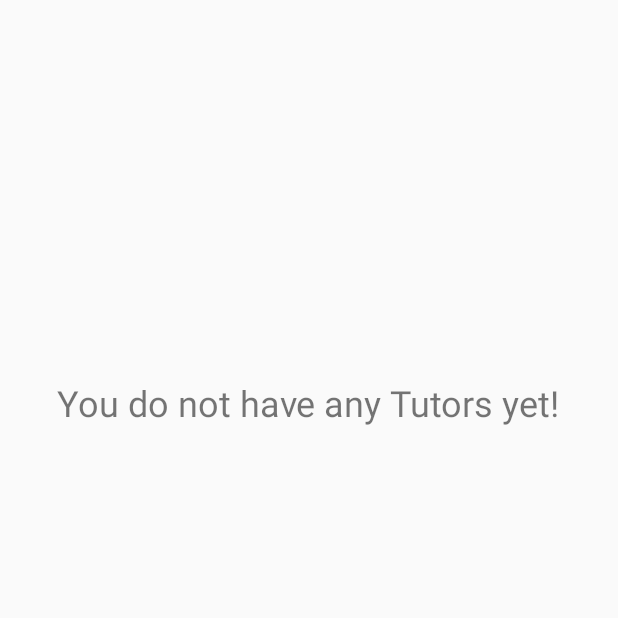
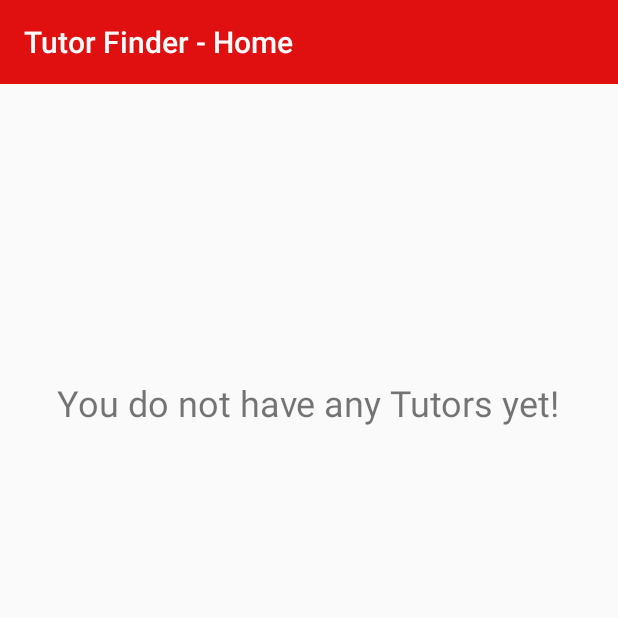
Before and after one commit to David-Bromell/Android-Development-Project, an Android app: the screen it shows after launch once a user with an empty profile is signed in (MyTutorsActivity), after a tap on "MY TUTORS", on a phone screen of 412 x 824 dp, the top half of it. Run offline under Robolectric (Android 15) with nearby library versions, the phone set to English and light mode, and no system bars; our stand-ins replace Firebase (no records; nobody signed in at launch, a user with empty details on screens opened directly).

```diff
--- a/app/src/main/java/ie/ul/tutorfinder/MainActivity.java
+++ b/app/src/main/java/ie/ul/tutorfinder/MainActivity.java
@@ -40,6 +40,12 @@ public class MainActivity extends AppCompatActivity {
         return true;
     }
 
+    private void addActionBar(){
+        mToolbar = findViewById(R.id.main_page_toolbar);
+        setSupportActionBar(mToolbar);
+        getSupportActionBar().setTitle("Tutor Finder - Home");
+    }
+
     @Override
     protected void onCreate(Bundle savedInstanceState) {
         super.onCreate(savedInstanceState);
@@ -47,8 +53,7 @@ public class MainActivity extends AppCompatActivity {
 
         mAuth = FirebaseAuth.getInstance();
 
-        mToolbar = findViewById(R.id.main_page_toolbar);
-        setSupportActionBar(mToolbar);
+        addActionBar();
 
         Button myMessagesBtn = findViewById(R.id.MyMessagesBtn);
         myMessagesBtn.setOnClickListener(new View.OnClickListener() {
--- a/app/src/main/java/ie/ul/tutorfinder/MyTutorsActivity.java
+++ b/app/src/main/java/ie/ul/tutorfinder/MyTutorsActivity.java
@@ -1,14 +1,25 @@
 package ie.ul.tutorfinder;
 
 import androidx.appcompat.app.AppCompatActivity;
+import androidx.appcompat.widget.Toolbar;
 
 import android.os.Bundle;
 
 public class MyTutorsActivity extends AppCompatActivity {
 
+    private Toolbar mToolbar;
+
+    private void addActionBar(){
+        mToolbar = findViewById(R.id.main_page_toolbar);
+        setSupportActionBar(mToolbar);
+        getSupportActionBar().setTitle("Tutor Finder - Home");
+    }
+
     @Override
     protected void onCreate(Bundle savedInstanceState) {
         super.onCreate(savedInstanceState);
         setContentView(R.layout.activity_my_tutors);
+
+        addActionBar();
     }
 }
--- a/app/src/main/res/layout/activity_event.xml
+++ b/app/src/main/res/layout/activity_event.xml
@@ -6,6 +6,8 @@
     android:layout_height="match_parent"
     tools:context=".EventActivity">
 
+    <include layout="@layout/app_bar_layout" android:id="@+id/main_page_toolbar"/>
+
     <com.squareup.timessquare.CalendarPickerView
         android:id="@+id/calender"
         android:layout_width="match_parent"
--- a/app/src/main/res/layout/activity_find_tutors.xml
+++ b/app/src/main/res/layout/activity_find_tutors.xml
@@ -6,4 +6,6 @@
     android:layout_height="match_parent"
     tools:context=".FindTutorsActivity">
 
+    <include layout="@layout/app_bar_layout" android:id="@+id/main_page_toolbar"/>
+
 </androidx.constraintlayout.widget.ConstraintLayout>
--- a/app/src/main/res/layout/activity_message_tabs.xml
+++ b/app/src/main/res/layout/activity_message_tabs.xml
@@ -5,6 +5,8 @@
     android:layout_width="match_parent"
     android:layout_height="match_parent"
     android:orientation="vertical">
+
+    <include layout="@layout/app_bar_layout" android:id="@+id/main_page_toolbar"/>
 
 
     <com.google.android.material.tabs.TabLayout
--- a/app/src/main/res/layout/activity_my_lessons.xml
+++ b/app/src/main/res/layout/activity_my_lessons.xml
@@ -4,6 +4,8 @@ android:layout_width="fill_parent"
 android:layout_height="match_parent"
 android:stretchColumns="0,1,2"
 android:gravity="center">
+
+    <include layout="@layout/app_bar_layout" android:id="@+id/main_page_toolbar"/>
 
 <TableRow
     android:layout_width="match_parent"
--- a/app/src/main/res/layout/activity_my_tutors.xml
+++ b/app/src/main/res/layout/activity_my_tutors.xml
@@ -5,6 +5,8 @@
     android:layout_width="match_parent"
     android:layout_height="match_parent"
     tools:context=".MyTutorsActivity">
+
+    <include layout="@layout/app_bar_layout" android:id="@+id/main_page_toolbar"/>
 
     <TextView
         android:id="@+id/textView5"
--- a/app/src/main/res/layout/activity_payment.xml
+++ b/app/src/main/res/layout/activity_payment.xml
@@ -5,6 +5,8 @@
     android:layout_width="match_parent"
     android:layout_height="match_parent"
     tools:context=".Payment">
+
+    <include layout="@layout/app_bar_layout" android:id="@+id/main_page_toolbar"/>
 
     <TextView
         android:id="@+id/textView5"
--- a/app/src/main/res/layout/activity_profile.xml
+++ b/app/src/main/res/layout/activity_profile.xml
@@ -5,6 +5,8 @@
     android:layout_width="match_parent"
     android:layout_height="match_parent"
     tools:context=".ProfileActivity">
+
+    <include layout="@layout/app_bar_layout" android:id="@+id/main_page_toolbar"/>
 
     <Button
         android:id="@+id/myTutotrsbtn"
```
Also changed, not shown: app/src/main/java/ie/ul/tutorfinder/EventActivity.java (+11 -0 lines), app/src/main/java/ie/ul/tutorfinder/FindTutorsActivity.java (+11 -0 lines), app/src/main/java/ie/ul/tutorfinder/MessageTabsActivity.java (+10 -0 lines), app/src/main/java/ie/ul/tutorfinder/MyLessonsActivity.java (+11 -0 lines), app/src/main/java/ie/ul/tutorfinder/Payment.java (+11 -0 lines), app/src/main/java/ie/ul/tutorfinder/ProfileActivity.java (+10 -0 lines).
